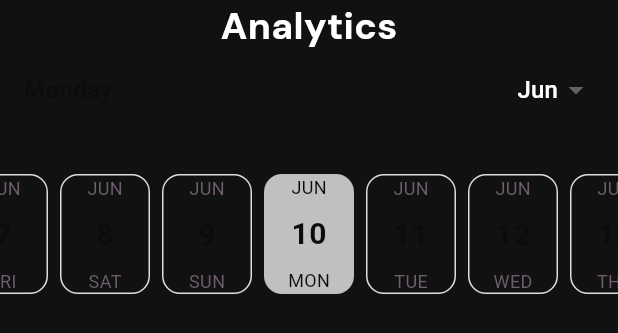
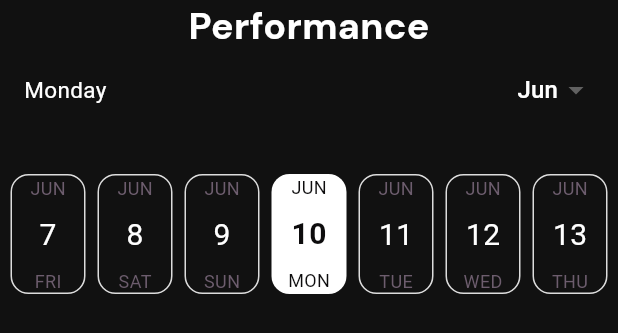
Before and after one commit to Sammy-ch/PalmHR_Mobile_FL, a Flutter app: the AnalyticHeader widget shown alone on an empty page, opened directly, on a phone screen of 412 x 824 dp. Shown: the top 333 px of the screen. Run offline on Flutter 3.47's test engine with Material 3 defaults, Android fonts, the phone set to English and light mode, and no system bars; drawn by our look-alikes of easy_date_timeline; our stand-ins replace action_slider, auto_route, babstrap_settings_screen, clay_containers, fl_chart, flex_color_scheme and 5 more; accounts and stored records are empty.

Commit message:
Minor Calendar UI Update

```diff
--- a/lib/screens/analytics.dart
+++ b/lib/screens/analytics.dart
@@ -43,12 +43,19 @@ class _AnalyticHeaderState extends State<AnalyticHeader> {
       child:
         Column(
           children: [
-            Center(child: Text("Analytics",style: GoogleFonts.dmSans(fontSize: 25,fontWeight: FontWeight.bold))),
+            Center(child: Text("Performance",style: GoogleFonts.dmSans(fontSize: 25,fontWeight: FontWeight.bold))),
             EasyDateTimeLine(
+              headerProps: const EasyHeaderProps(
+                selectedDateStyle: TextStyle(color: Colors.white,fontSize: 15),
+              ),
+              activeColor: Colors.white,
               initialDate: DateTime.now(),
               dayProps: const EasyDayProps(
-                width: 60,
-                height: 80
+                width: 50,
+                height: 80,
+                inactiveDayStyle: DayStyle(
+                  dayNumStyle:  TextStyle(color: Colors.white,fontSize: 20),
+                )
               ),
             )
           ],
--- a/lib/screens/home.dart
+++ b/lib/screens/home.dart
@@ -337,7 +337,7 @@ class _AttendanceActivityState extends State<AttendanceActivity> {
                             Column(
                               crossAxisAlignment: CrossAxisAlignment.end,
                               children: [
-                                Text("Time"),
+                                const Text("Present"),
                                 Text("10:20 am - 07:20 pm",
                                     style: GoogleFonts.montserrat())
                               ],
```
